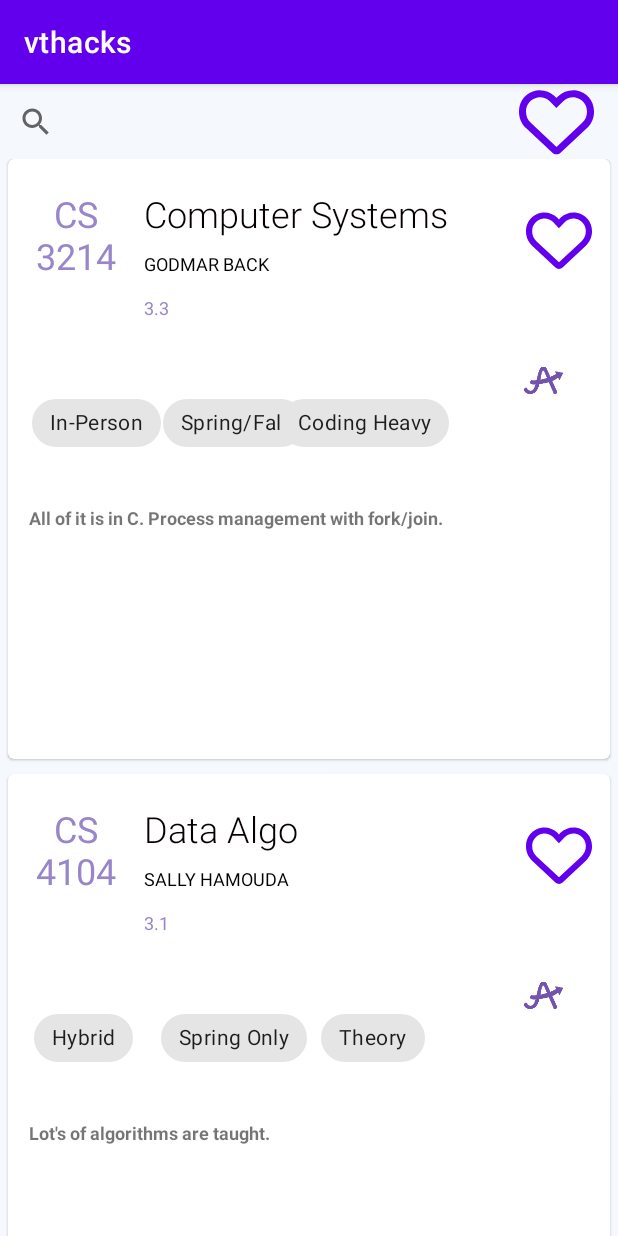
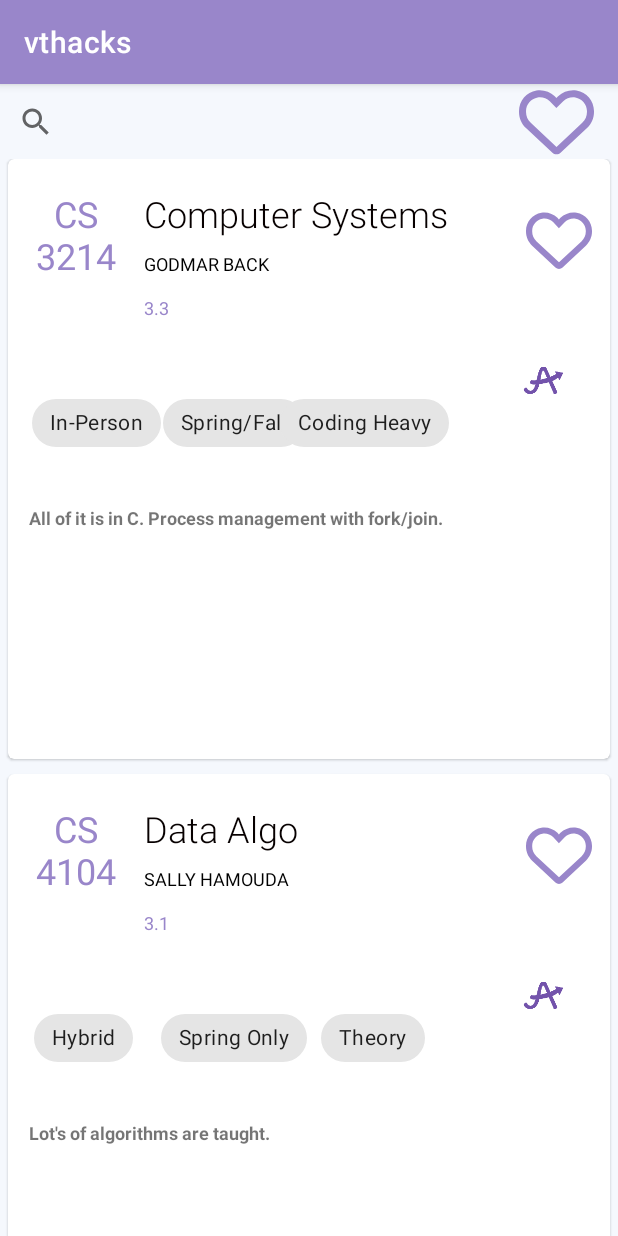
Before and after one commit to daltarace/vthacks, an Android app: the screen it shows after launch (MainActivity), on a phone screen of 412 x 824 dp. Run offline under Robolectric (Android 15) with nearby library versions, the phone set to English and light mode, and no system bars.

Commit message:
changed primary color

```diff
--- a/app/src/main/res/drawable/ic_heart_regular.xml
+++ b/app/src/main/res/drawable/ic_heart_regular.xml
@@ -4,6 +4,6 @@
     android:viewportWidth="512"
     android:viewportHeight="512">
   <path
-      android:fillColor="#9986CA"
+      android:fillColor="#bdb2ff"
       android:pathData="M244,84L255.1,96L267.1,84.02C300.6,51.37 347,36.51 392.6,44.1C461.5,55.58 512,115.2 512,185.1V190.9C512,232.4 494.8,272.1 464.4,300.4L283.7,469.1C276.2,476.1 266.3,480 256,480C245.7,480 235.8,476.1 228.3,469.1L47.59,300.4C17.23,272.1 0,232.4 0,190.9V185.1C0,115.2 50.52,55.58 119.4,44.1C164.1,36.51 211.4,51.37 244,84C243.1,84 244,84.01 244,84L244,84zM255.1,163.9L210.1,117.1C188.4,96.28 157.6,86.4 127.3,91.44C81.55,99.07 48,138.7 48,185.1V190.9C48,219.1 59.71,246.1 80.34,265.3L256,429.3L431.7,265.3C452.3,246.1 464,219.1 464,190.9V185.1C464,138.7 430.4,99.07 384.7,91.44C354.4,86.4 323.6,96.28 301.9,117.1L255.1,163.9z"/>
 </vector>
--- a/app/src/main/res/drawable/ic_heart_solid.xml
+++ b/app/src/main/res/drawable/ic_heart_solid.xml
@@ -4,6 +4,6 @@
     android:viewportWidth="512"
     android:viewportHeight="512">
   <path
-      android:fillColor="#FF000000"
+      android:fillColor="#bdb2ff"
       android:pathData="M0,190.9V185.1C0,115.2 50.52,55.58 119.4,44.1C164.1,36.51 211.4,51.37 244,84.02L256,96L267.1,84.02C300.6,51.37 347,36.51 392.6,44.1C461.5,55.58 512,115.2 512,185.1V190.9C512,232.4 494.8,272.1 464.4,300.4L283.7,469.1C276.2,476.1 266.3,480 256,480C245.7,480 235.8,476.1 228.3,469.1L47.59,300.4C17.23,272.1 0,232.4 0,190.9L0,190.9z"/>
 </vector>
--- a/app/src/main/res/values/themes.xml
+++ b/app/src/main/res/values/themes.xml
@@ -2,8 +2,8 @@
     <!-- Base application theme. -->
     <style name="Theme.Vthacks" parent="Theme.MaterialComponents.DayNight.DarkActionBar">
         <!-- Primary brand color. -->
-        <item name="colorPrimary">@color/purple_500</item>
-        <item name="colorPrimaryVariant">@color/purple_700</item>
+        <item name="colorPrimary">@color/primary</item>
+        <item name="colorPrimaryVariant">@color/primary</item>
         <item name="colorOnPrimary">@color/white</item>
         <!-- Secondary brand color. -->
         <item name="colorSecondary">@color/teal_200</item>
```
